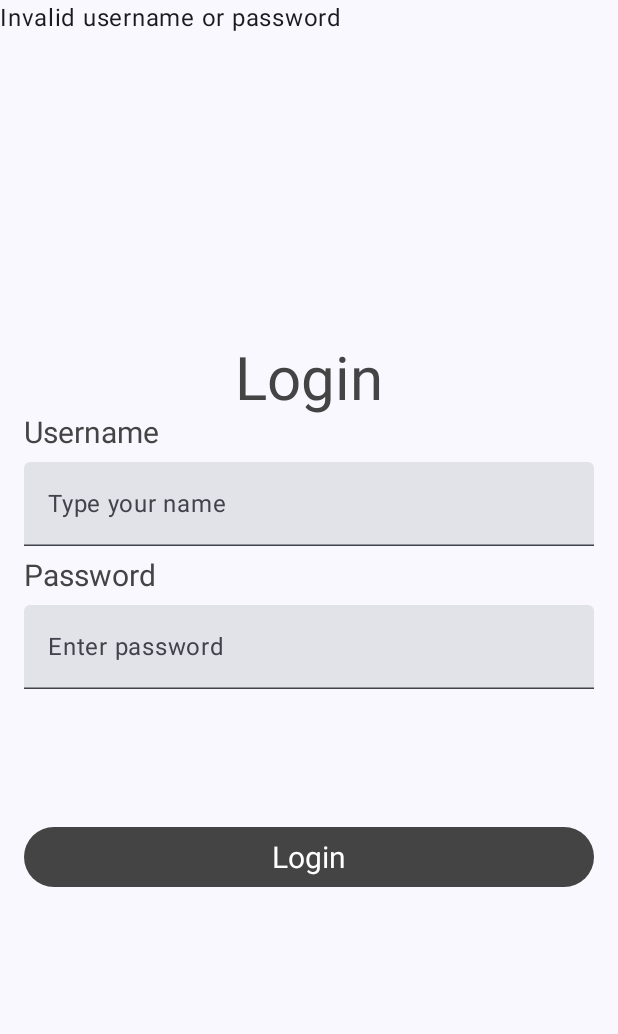
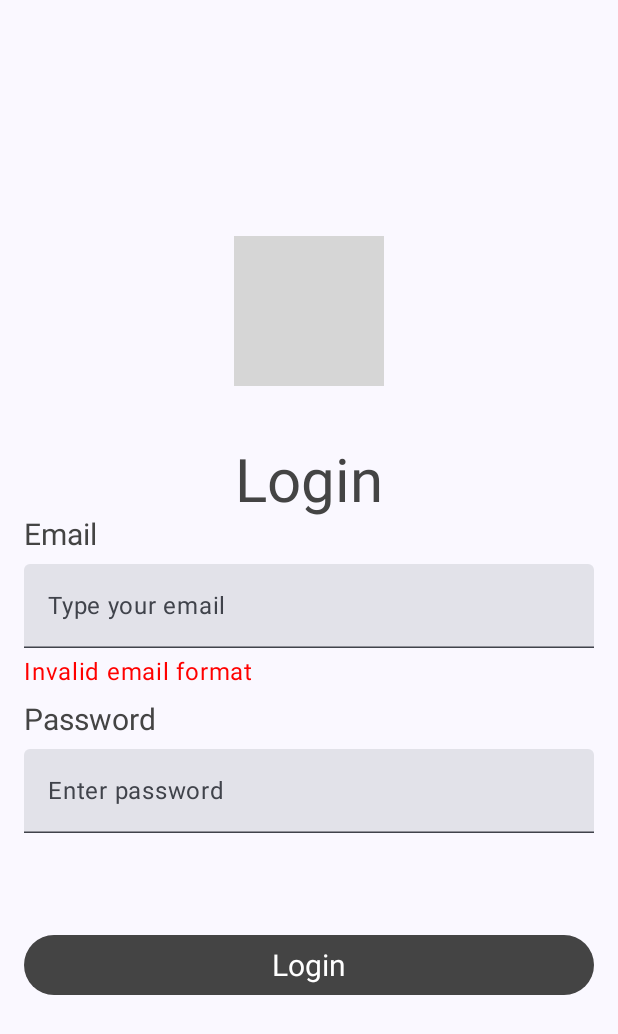
Before and after one commit to ashiquemhd63/sampleComposeApp, an Android app built with Jetpack Compose: the screen it shows after launch (MainActivity), after a tap on "Login", on a phone screen of 412 x 824 dp. Shown: the top 1034 px of the screen. Run offline under Robolectric (Android 15) with nearby library versions, the phone set to English and light mode, and no system bars; our stand-ins replace livedata-compose; grey boxes are pictures that could not be loaded.

Commit message:
added sample image in login page

```diff
--- a/app/src/main/java/com/experion/myfirstapp/MainActivity.kt
+++ b/app/src/main/java/com/experion/myfirstapp/MainActivity.kt
@@ -5,20 +5,27 @@ import android.os.Bundle
 import androidx.activity.ComponentActivity
 import androidx.activity.compose.setContent
 import androidx.annotation.RequiresApi
+import androidx.compose.foundation.BorderStroke
+import androidx.compose.foundation.Image
+import androidx.compose.foundation.border
 import androidx.compose.foundation.layout.Arrangement
 import androidx.compose.foundation.layout.Column
+import androidx.compose.foundation.layout.Row
 import androidx.compose.foundation.layout.Spacer
 import androidx.compose.foundation.layout.fillMaxSize
 import androidx.compose.foundation.layout.fillMaxWidth
 import androidx.compose.foundation.layout.height
 import androidx.compose.foundation.layout.padding
 import androidx.compose.foundation.layout.size
+import androidx.compose.foundation.shape.CircleShape
+import androidx.compose.foundation.text.KeyboardOptions
 import androidx.compose.material3.Button
 import androidx.compose.material3.ButtonDefaults
 import androidx.compose.material3.ExperimentalMaterial3Api
 import androidx.compose.material3.Icon
 import androidx.compose.material3.IconButton
 import androidx.compose.material3.MaterialTheme
+import androidx.compose.material3.Snackbar
 import androidx.compose.material3.Surface
 import androidx.compose.material3.Text
 import androidx.compose.material3.TextField
@@ -29,8 +36,11 @@ import androidx.compose.runtime.mutableStateOf
 import androidx.compose.runtime.remember
 import androidx.compose.runtime.setValue
 import androidx.compose.ui.Modifier
+import androidx.compose.ui.draw.clip
 import androidx.compose.ui.graphics.Color
+import androidx.compose.ui.layout.ContentScale
 import androidx.compose.ui.res.painterResource
+import androidx.compose.ui.res.stringResource
 import androidx.compose.ui.text.input.PasswordVisualTransformation
 import androidx.compose.ui.text.input.VisualTransformation
 import androidx.compose.ui.tooling.preview.Preview
@@ -38,6 +48,7 @@ import androidx.compose.ui.unit.dp
 import com.experion.myfirstapp.ui.theme.MyFirstAppTheme
 import androidx.compose.ui.unit.sp
 import androidx.compose.ui.text.TextStyle
+import androidx.compose.ui.text.input.KeyboardType
 import androidx.compose.ui.text.style.TextAlign
 import com.experion.myfirstapp.viewmodel.LoginViewModel
 
@@ -49,7 +60,10 @@ class MainActivity : ComponentActivity() {
         setContent {
             MyFirstAppTheme {
                 // A surface container using the 'background' color from the theme
-                Surface(modifier = Modifier.fillMaxSize(), color = MaterialTheme.colorScheme.background) {
+                Surface(
+                    modifier = Modifier.fillMaxSize(),
+                    color = MaterialTheme.colorScheme.background
+                ) {
                     LoginScreen()
                 }
             }
@@ -60,19 +74,47 @@ class MainActivity : ComponentActivity() {
 @RequiresApi(Build.VERSION_CODES.O)
 @OptIn(ExperimentalMaterial3Api::class)
 @Composable
-fun LoginScreen( modifier: Modifier = Modifier, loginViewModel: LoginViewModel = LoginViewModel() ) {
+fun LoginScreen(modifier: Modifier = Modifier, loginViewModel: LoginViewModel = LoginViewModel()) {
 
-    var userNameText by remember { mutableStateOf(("")) }
+    var userEmail by remember { mutableStateOf(("")) }
     var password by remember { mutableStateOf(("")) }
     var showPassword by remember { mutableStateOf(false) }
     val loginState by loginViewModel.loginStateLiveData.observeAsState(false)
+    var isLoginSuccess by remember { mutableStateOf(false) }
+    var isLoginFailed by remember { mutableStateOf(false) }
+    var isEmailInvalid by remember { mutableStateOf(false) }
+
     Column(
         modifier = Modifier
             .fillMaxSize()
             .padding(horizontal = 16.dp),
         verticalArrangement = Arrangement.Center,
 
-    ) {
+        ) {
+
+        Row(
+            modifier = Modifier
+                .fillMaxWidth()
+                .padding(bottom = 40.dp)
+            ,
+
+            horizontalArrangement = Arrangement.Center
+        ) {
+            Image(
+                painter = painterResource(id = R.drawable.icon_flower),
+                contentDescription = "abc",
+                contentScale = ContentScale.Crop,
+                modifier = Modifier
+                    .size(100.dp)
+                    .clip(CircleShape)
+                    .fillMaxWidth()
+                    .border(
+                        BorderStroke(4.dp, Color.Yellow),
+                        CircleShape
+                    )
+            )
+        }
+
         Text(
             text = "Login",
             textAlign = TextAlign.Center,
@@ -84,7 +126,7 @@ fun LoginScreen( modifier: Modifier = Modifier, loginViewModel: LoginViewModel =
 
         )
         Text(
-            text = "Username",
+            text = "Email",
             modifier = modifier,
             style = TextStyle(
                 color = Color.DarkGray,
@@ -94,14 +136,27 @@ fun LoginScreen( modifier: Modifier = Modifier, loginViewModel: LoginViewModel =
 
         Spacer(modifier = Modifier.height(8.dp))
         TextField(
-            value = userNameText,
+            value = userEmail,
             onValueChange = { newText ->
-                userNameText = newText
+                userEmail = newText
+                isEmailInvalid = false
             },
+            keyboardOptions = KeyboardOptions.Default.copy(
+                keyboardType = KeyboardType.Email
+            ),
             modifier = Modifier.fillMaxWidth(),
             singleLine = true,
-            placeholder = { Text(text = "Type your name")}
+
+            placeholder = { Text(text = "Type your email") }
         )
+        if (isEmailInvalid) {
+            Text(
+                text = "Invalid email format",
+                color = Color.Red,
+                modifier = Modifier.padding(top = 4.dp)
+            )
+        }
+
         //spacer used to give horizontal and vertical spacing
         Spacer(modifier = Modifier.height(8.dp))
         Text(
@@ -135,7 +190,9 @@ fun LoginScreen( modifier: Modifier = Modifier, loginViewModel: LoginViewModel =
                         }
                     ) {
                         Icon(
-                            painter = if (showPassword) painterResource(id = R.drawable.visibilitoff) else painterResource(id = R.drawable.visibility),
+                            painter = if (showPassword) painterResource(id = R.drawable.visibilitoff) else painterResource(
+                                id = R.drawable.visibility
+                            ),
                             contentDescription = if (showPassword) "Hide password" else "Show password",
                             modifier = Modifier.size(24.dp)
                         )
@@ -143,28 +200,52 @@ fun LoginScreen( modifier: Modifier = Modifier, loginViewModel: LoginViewModel =
                 }
             },
 
-        )
-        Spacer(modifier = Modifier.height(88.dp))
-        Button(onClick = {
-            loginViewModel.isValidLoginData(userNameText,password)
-            //your onclick code
-        }, colors = ButtonDefaults.buttonColors( Color.DarkGray),
-        modifier = Modifier.fillMaxWidth()
+            )
+        Spacer(modifier = Modifier.height(64.dp))
+        Button(
+            onClick = {
+                if (userEmail.isEmpty() || !android.util.Patterns.EMAIL_ADDRESS.matcher(userEmail)
+                        .matches()
+                ) {
+                    isEmailInvalid = true // Set the error flag when the email is invalid
+                    return@Button
+                }
+                loginViewModel.isValidLoginData(userEmail, password)
+                if (loginState) {
+                    println("login state =>$loginState")
+                    isLoginSuccess = true
+                } else {
+                    isLoginFailed = true
+                }
+                //your onclick code
+            }, colors = ButtonDefaults.buttonColors(Color.DarkGray),
+            modifier = Modifier.fillMaxWidth()
         )
         {
-            Text(text = "Login",
+            Text(
+                text = "Login",
                 color = Color.White,
                 style = TextStyle(
                     fontSize = 20.sp
-                ))
-        }}
-    if(loginState){
-        Text(text = "Login Successfully")
-    }else{
-        Text(text = "Invalid username or password")
+                )
+            )
+        }
+        if (isLoginSuccess) {
+//           Text(text = "Login Success")
+
+            // Show the Snackbar when login is successful
+            Snackbar(
+                modifier = Modifier.padding(16.dp),
+
+                content = { Text(text = "Login successful!") },
+//               onDismiss = { isLoginSuccess = false }
+            )
+        }
+
     }
 
 }
+
 @Preview(showBackground = true)
 @Composable
 fun GreetingPreview() {
--- a/app/src/main/java/com/experion/myfirstapp/viewmodel/LoginViewModel.kt
+++ b/app/src/main/java/com/experion/myfirstapp/viewmodel/LoginViewModel.kt
@@ -6,9 +6,9 @@ import androidx.lifecycle.ViewModel
 class LoginViewModel : ViewModel(){
     var userLiveData = MutableLiveData<String>()
     var passLiveData = MutableLiveData<String>()
-    var passwordValue = "Passwor@123"
-    var userName = "Admin"
-    var loginStateLiveData = MutableLiveData(false)
+    var passwordValue = "Password@123"
+    var userName = "admin@gmail.com"
+    var loginStateLiveData = MutableLiveData<Boolean>()
     init {
        userLiveData.value = ""
        passLiveData.value = ""
```
Also changed, not shown: 1 other file.
